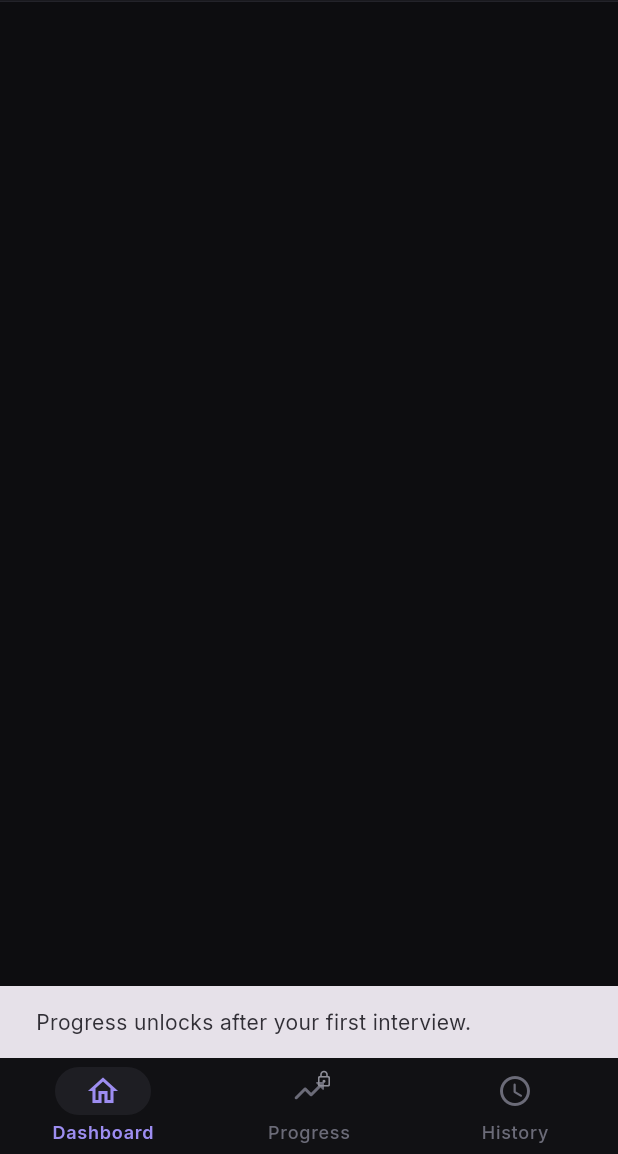
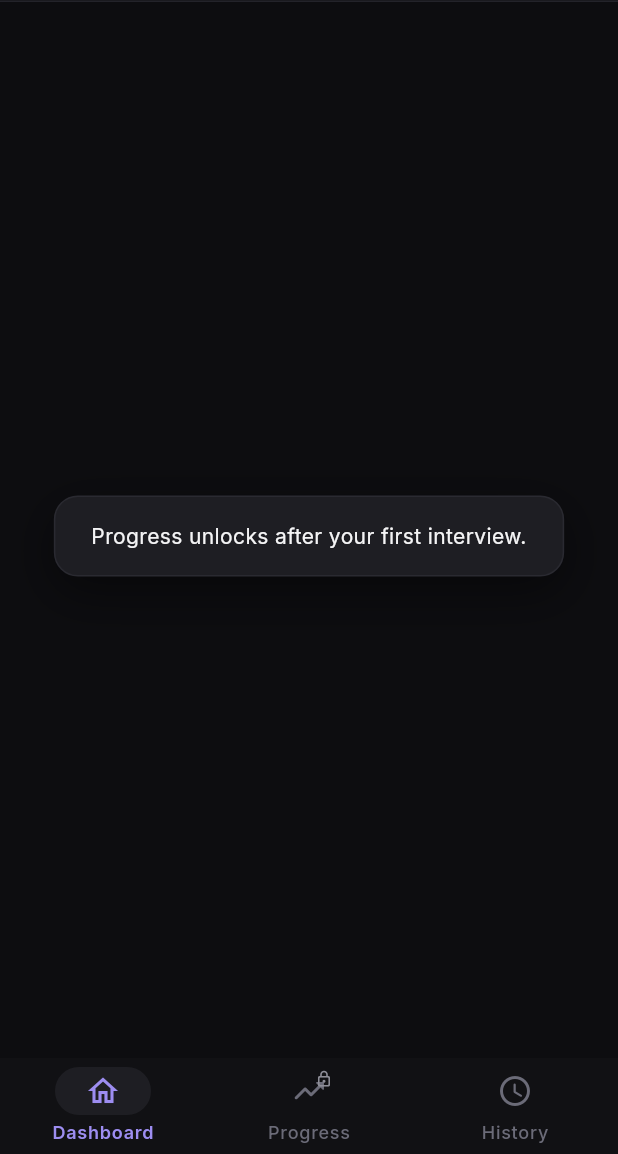
Before and after one commit to SKULL94/mettle, a Flutter app: the AppScaffold screen opened directly with empty values, item 2 of the bottom bar chosen, on a phone screen of 412 x 824 dp, the part 82-1236 px from its top. Run offline on Flutter 3.47's test engine with Material 3 defaults, Android fonts, the phone set to English and light mode, and no system bars; our stand-ins replace flutter_bloc, flutter_svg, form_builder_validators, get_it, go_router, google_sign_in and 2 more; missing offline and left inert: dart:js_interop; accounts and stored records are empty.

Commit message:
[FIX] : Web auth redirects, splash, validation and snackbars
Signup and password reset passed the mobile deep link as their redirect
on every platform, so Supabase sent browsers to
com.zeeshanhaider.mettle://login-callback and the tab went blank. One
resolver now picks the web URL under kIsWeb and the deep link
elsewhere, which also removes the duplicate inline logic in the Google
OAuth path.

The splash appeared twice on web. The boot overlay in index.html had no
z-index, so Flutter painted its own lockup over it and removing the
overlay read as a blink. The overlay now stacks above Flutter, and
SplashPage renders nothing on web, where it only exists to run the
bootstrap.

Switching between the sign-in and sign-up tabs carried the email and
password across. The cubit kept both values, and AuthField wraps a bare
TextField that owns its text, so clearing state alone would have left
the boxes full while the state was empty. Both are cleared now, keyed
on the mode.

Validation moves to form_builder_validators: 8 to 32 characters with an
uppercase letter, a lowercase letter, a number and a symbol, enforced
on sign-up only so accounts created under weaker rules can still sign
in. Each rule carries its own message rather than one generic line.

Repositories discarded the detail and status code on ServerException
and substituted a generic message, so a 402 for an exhausted quota read
as "something went wrong". They now pass the server's own wording
through.

Snackbars were unstyled Material defaults pinned to the bottom edge.
They are now a centred overlay toast at app width and colours, which
also fixes two call sites that used a messenger captured before an
await with no mounted check.

```diff
--- a/app/lib/core/constants/app_strings.dart
+++ b/app/lib/core/constants/app_strings.dart
@@ -569,6 +569,12 @@ abstract final class AppStrings {
   static const authHaveAccount = 'Already have an account?';
   static const authEmailInvalid = 'Enter a valid email address.';
   static const authPasswordTooShort = 'Use at least 8 characters.';
+  static const authPasswordTooLong = 'Use no more than 32 characters.';
+  static const authPasswordNeedsUpper = 'Include an uppercase letter.';
+  static const authPasswordNeedsLower = 'Include a lowercase letter.';
+  static const authPasswordNeedsNumber = 'Include a number.';
+  static const authPasswordNeedsSymbol = 'Include a symbol, such as ! or @.';
+  static const authPasswordRequired = 'Enter your password.';
   static const authResetSent = 'Check your inbox for a reset link.';
   static const authRedirecting = 'Opening Google sign-in…';
   static const authValueProps = <String>[
--- /dev/null
+++ b/app/lib/core/widgets/mettle_snack_bar.dart
@@ -0,0 +1,103 @@
+import 'dart:async';
+import 'dart:math' as math;
+
+import 'package:flutter/material.dart';
+
+import '../constants/app_dimens.dart';
+import '../theme/mettle_colors.dart';
+
+const _maxWidth = 420.0;
+const _visible = Duration(seconds: 3);
+const _fade = Duration(milliseconds: 160);
+
+OverlayEntry? _current;
+Timer? _timer;
+
+void showMettleSnackBar(BuildContext context, String message) {
+  final overlay = Overlay.maybeOf(context, rootOverlay: true);
+  if (overlay == null) return;
+
+  dismissMettleSnackBar();
+
+  final entry = OverlayEntry(builder: (_) => _Toast(message: message));
+  _current = entry;
+  overlay.insert(entry);
+  _timer = Timer(_visible, dismissMettleSnackBar);
+}
+
+void dismissMettleSnackBar() {
+  _timer?.cancel();
+  _timer = null;
+
+  final entry = _current;
+  _current = null;
+  if (entry != null && entry.mounted) entry.remove();
+}
+
+class _Toast extends StatefulWidget {
+  const _Toast({required this.message});
+
+  final String message;
+
+  @override
+  State<_Toast> createState() => _ToastState();
+}
+
+class _ToastState extends State<_Toast> with SingleTickerProviderStateMixin {
+  late final AnimationController _controller =
+      AnimationController(vsync: this, duration: _fade)..forward();
+
+  @override
+  void dispose() {
+    _controller.dispose();
+    super.dispose();
+  }
+
+  @override
+  Widget build(BuildContext context) {
+    final colors = context.colors;
+    final theme = Theme.of(context);
+    final available = MediaQuery.sizeOf(context).width - AppDimens.md * 2;
+
+    return IgnorePointer(
+      child: Center(
+        child: FadeTransition(
+          opacity: _controller,
+          child: ConstrainedBox(
+            constraints: BoxConstraints(
+              maxWidth: math.max(math.min(_maxWidth, available), 0),
+            ),
+            child: Material(
+              color: Colors.transparent,
+              child: Container(
+                padding: const EdgeInsets.symmetric(
+                  horizontal: AppDimens.lg,
+                  vertical: AppDimens.md,
+                ),
+                decoration: BoxDecoration(
+                  color: colors.surfaceRaised,
+                  borderRadius: BorderRadius.circular(AppDimens.radiusCard),
+                  border: Border.all(color: colors.borderDefault),
+                  boxShadow: [
+                    BoxShadow(
+                      color: Colors.black.withValues(alpha: 0.45),
+                      blurRadius: 28,
+                      offset: const Offset(0, 10),
+                    ),
+                  ],
+                ),
+                child: Text(
+                  widget.message,
+                  textAlign: TextAlign.center,
+                  style: theme.textTheme.bodyMedium?.copyWith(
+                    color: colors.textPrimary,
+                  ),
+                ),
+              ),
+            ),
+          ),
+        ),
+      ),
+    );
+  }
+}
--- a/app/lib/features/dashboard/data/repositories/dashboard_repository_impl.dart
+++ b/app/lib/features/dashboard/data/repositories/dashboard_repository_impl.dart
@@ -19,8 +19,8 @@ final class DashboardRepositoryImpl implements DashboardRepository {
       return Failed(
         NetworkFailure(error.detail ?? AppStrings.serverUnreachable),
       );
-    } on ServerException {
-      return const Failed(ServerFailure());
+    } on ServerException catch (error) {
+      return Failed(ServerFailure(error.detail ?? AppStrings.serverError));
     } on Object {
       return const Failed(UnknownFailure());
     }
--- a/app/lib/features/dashboard/presentation/pages/brief_page.dart
+++ b/app/lib/features/dashboard/presentation/pages/brief_page.dart
@@ -10,6 +10,7 @@ import '../../../../core/theme/mettle_colors.dart';
 import '../../../../core/theme/mettle_space.dart';
 import '../../../../core/theme/size_class.dart';
 import '../../../../core/widgets/mettle/buttons.dart';
+import '../../../../core/widgets/mettle_snack_bar.dart';
 import '../../../interview/domain/entities/difficulty.dart';
 import '../../../interview/domain/entities/interview_topic.dart';
 import '../../../interview/domain/entities/session_config.dart';
@@ -56,7 +57,6 @@ class _BriefViewState extends State<BriefView> {
     setState(() => _starting = true);
 
     final router = GoRouter.of(context);
-    final messenger = ScaffoldMessenger.of(context);
     final topic = _topic();
 
     final result = await sl<StartSession>()(
@@ -73,9 +73,7 @@ class _BriefViewState extends State<BriefView> {
           pathParameters: {AppRoutes.idParam: data},
         );
       case Failed():
-        messenger.showSnackBar(
-          const SnackBar(content: Text(AppStrings.briefFailed)),
-        );
+        showMettleSnackBar(context, AppStrings.briefFailed);
     }
   }
 
--- a/app/lib/features/interview/data/repositories/interview_repository_impl.dart
+++ b/app/lib/features/interview/data/repositories/interview_repository_impl.dart
@@ -27,8 +27,8 @@ final class InterviewRepositoryImpl implements InterviewRepository {
       return Failed(
         NetworkFailure(error.detail ?? AppStrings.serverUnreachable),
       );
-    } on ServerException {
-      return const Failed(ServerFailure());
+    } on ServerException catch (error) {
+      return Failed(ServerFailure(error.detail ?? AppStrings.serverError));
     } on Object {
       return const Failed(UnknownFailure());
     }
--- a/app/lib/features/interview/presentation/widgets/session_setup_sheet.dart
+++ b/app/lib/features/interview/presentation/widgets/session_setup_sheet.dart
@@ -6,6 +6,7 @@ import '../../../../core/constants/app_strings.dart';
 import '../../../../core/di/injection.dart';
 import '../../../../core/result/result.dart';
 import '../../../../core/router/app_routes.dart';
+import '../../../../core/widgets/mettle_snack_bar.dart';
 import '../../../../core/widgets/window_size.dart';
 import '../../domain/entities/interview_topic.dart';
 import '../../domain/entities/session_config.dart';
@@ -51,14 +52,13 @@ Future<String?> startConfiguredSession(
   BuildContext context,
   SessionConfig config,
 ) async {
-  final messenger = ScaffoldMessenger.of(context);
   final result = await sl<StartSession>()(config);
 
   switch (result) {
     case Success(:final data):
       return data;
     case Failed(:final failure):
-      messenger.showSnackBar(SnackBar(content: Text(failure.message)));
+      if (context.mounted) showMettleSnackBar(context, failure.message);
       return null;
   }
 }
--- a/app/lib/features/splash/presentation/pages/splash_page.dart
+++ b/app/lib/features/splash/presentation/pages/splash_page.dart
@@ -1,3 +1,4 @@
+import 'package:flutter/foundation.dart' show kIsWeb;
 import 'package:flutter/material.dart';
 import 'package:flutter/services.dart';
 import 'package:flutter_bloc/flutter_bloc.dart';
@@ -69,7 +70,9 @@ class SplashView extends StatelessWidget {
                   ),
                   child: BlocBuilder<SplashCubit, SplashState>(
                     builder: (context, state) => switch (state) {
-                      SplashWarmingUp() || SplashReady() => const _Lockup(),
+                      SplashWarmingUp() || SplashReady() => kIsWeb
+                          ? const SizedBox.shrink()
+                          : const _Lockup(),
                       SplashFailed(:final message) => _BootstrapError(
                         message: message,
                       ),
--- a/app/pubspec.yaml
+++ b/app/pubspec.yaml
@@ -14,6 +14,7 @@ dependencies:
   flutter_svg: ^2.0.17
   flutter_web_plugins:
     sdk: flutter
+  form_builder_validators: ^11.3.0
   get_it: ^9.3.0
   go_router: ^18.1.0
   google_sign_in: ^7.2.0
```
Also changed, not shown: app/lib/core/widgets/shell/app_scaffold.dart (+2 -5 lines), app/lib/features/auth/data/datasources/supabase_auth_data_source.dart (+10 -5 lines), app/lib/features/auth/presentation/cubit/sign_in_cubit.dart (+4 -7 lines), app/lib/features/auth/presentation/cubit/sign_in_state.dart (+39 -3 lines), app/lib/features/auth/presentation/pages/sign_in_page.dart (+5 -5 lines), app/lib/features/settings/presentation/widgets/settings_sections.dart (+6 -5 lines), app/pubspec.lock, 1 other file.
